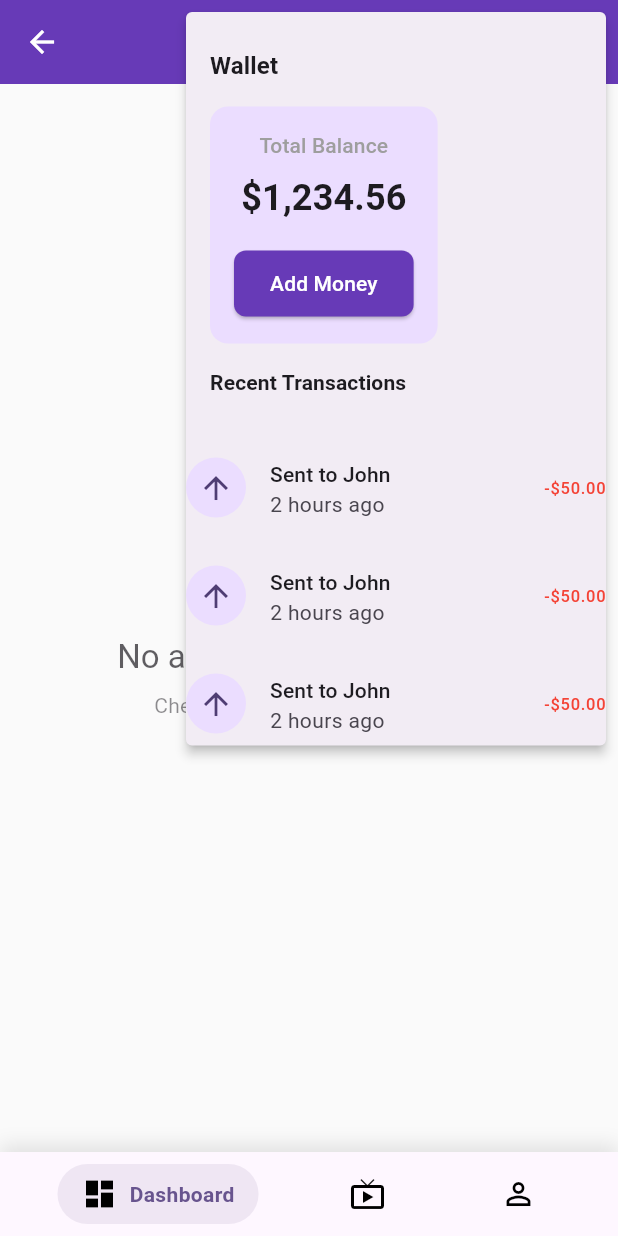
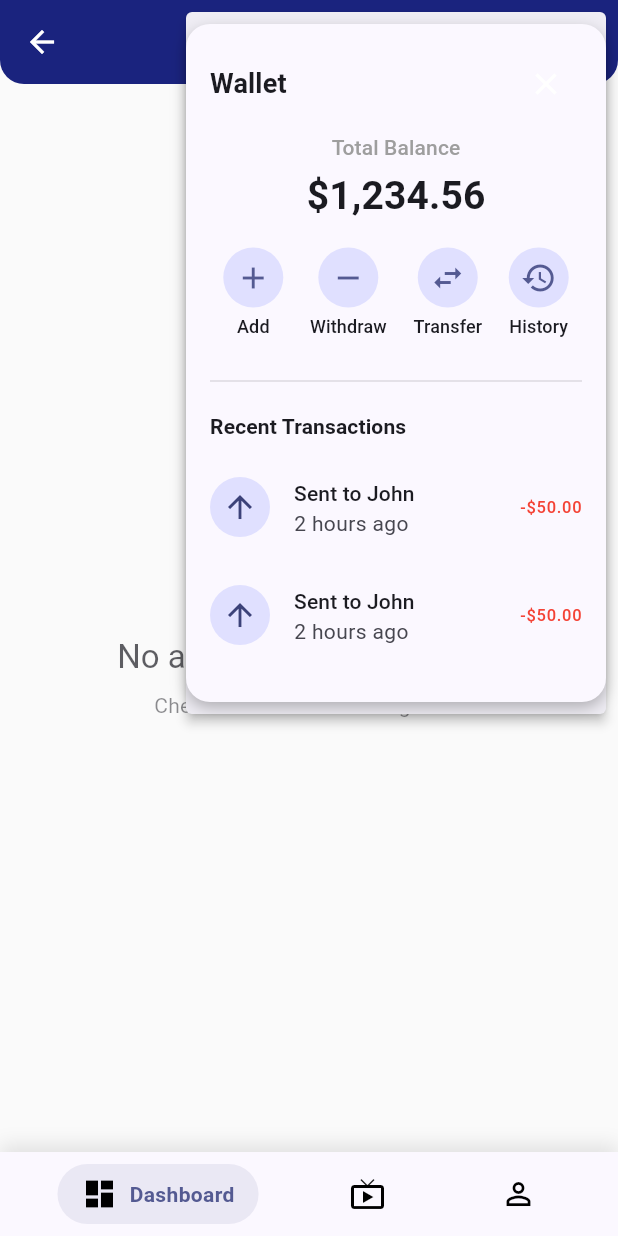
Before and after one commit to roogeprimodio/detriod, a Flutter app: the HomeScreen screen opened by its route, after a tap on the "account balance wallet" icon, on a phone screen of 412 x 824 dp. Run offline on Flutter 3.47's test engine with Material 3 defaults, Android fonts, the phone set to English and light mode, and no system bars; our stand-ins replace cloud_firestore, firebase_auth, firebase_core, firebase_storage, flutter_colorpicker, flutter_local_notifications and 6 more; missing offline and left inert: dart:html, googleapis; accounts and stored records are empty; network calls fail; project files that could hold a hidden picture were left out.

Commit message:
chore: push UI updates (social login, password toggle, wallet popup redesign)

```diff
--- a/lib/core/providers/theme_provider.dart
+++ b/lib/core/providers/theme_provider.dart
@@ -12,75 +12,178 @@ class ThemeProvider with ChangeNotifier {
 
   ThemeData get theme => _isDarkMode ? _darkTheme : _lightTheme;
 
+  // Sophisticated color palette
+  static const _primaryColor = Color(0xFF1A237E); // Deep Indigo
+  static const _secondaryColor = Color(0xFF26A69A); // Teal
+  static const _accentColor = Color(0xFFFFB300); // Amber
+  static const _errorColor = Color(0xFFD32F2F); // Red
+
   static final _lightTheme = ThemeData(
     useMaterial3: true,
     brightness: Brightness.light,
     colorScheme: ColorScheme.fromSeed(
-      seedColor: Colors.deepPurple,
+      seedColor: _primaryColor,
+      secondary: _secondaryColor,
+      error: _errorColor,
       brightness: Brightness.light,
     ),
-    appBarTheme: const AppBarTheme(
+    appBarTheme: AppBarTheme(
       centerTitle: true,
       elevation: 0,
-      backgroundColor: Colors.deepPurple,
+      backgroundColor: _primaryColor,
       foregroundColor: Colors.white,
+      shape: const RoundedRectangleBorder(
+        borderRadius: BorderRadius.vertical(bottom: Radius.circular(16)),
+      ),
+      titleTextStyle: const TextStyle(
+        fontSize: 20,
+        fontWeight: FontWeight.w600,
+        letterSpacing: 0.5,
+      ),
     ),
     cardTheme: CardTheme(
-      elevation: 4,
+      elevation: 2,
+      shadowColor: _primaryColor.withOpacity(0.3),
       shape: RoundedRectangleBorder(
-        borderRadius: BorderRadius.circular(12),
+        borderRadius: BorderRadius.circular(16),
       ),
+      clipBehavior: Clip.antiAlias,
     ),
     elevatedButtonTheme: ElevatedButtonThemeData(
       style: ElevatedButton.styleFrom(
-        backgroundColor: Colors.deepPurple,
+        backgroundColor: _primaryColor,
         foregroundColor: Colors.white,
-        padding: const EdgeInsets.symmetric(horizontal: 24, vertical: 12),
+        padding: const EdgeInsets.symmetric(horizontal: 32, vertical: 16),
+        elevation: 2,
         shape: RoundedRectangleBorder(
-          borderRadius: BorderRadius.circular(8),
+          borderRadius: BorderRadius.circular(12),
+        ),
+        textStyle: const TextStyle(
+          fontSize: 16,
+          fontWeight: FontWeight.w600,
+          letterSpacing: 0.5,
         ),
       ),
     ),
+    textButtonTheme: TextButtonThemeData(
+      style: TextButton.styleFrom(
+        foregroundColor: _primaryColor,
+        textStyle: const TextStyle(
+          fontSize: 16,
+          fontWeight: FontWeight.w600,
+          letterSpacing: 0.5,
+        ),
+      ),
+    ),
+    inputDecorationTheme: InputDecorationTheme(
+      filled: true,
+      fillColor: Colors.grey[100],
+      border: OutlineInputBorder(
+        borderRadius: BorderRadius.circular(12),
+        borderSide: BorderSide.none,
+      ),
+      focusedBorder: OutlineInputBorder(
+        borderRadius: BorderRadius.circular(12),
+        borderSide: BorderSide(color: _primaryColor, width: 2),
+      ),
+      contentPadding: const EdgeInsets.symmetric(horizontal: 20, vertical: 16),
+    ),
     textTheme: const TextTheme(
-      bodyLarge: TextStyle(color: Colors.black87),
-      bodyMedium: TextStyle(color: Colors.black87),
+      displayLarge: TextStyle(color: Colors.black87, fontWeight: FontWeight.w700),
+      displayMedium: TextStyle(color: Colors.black87, fontWeight: FontWeight.w600),
+      bodyLarge: TextStyle(color: Colors.black87, fontSize: 16),
+      bodyMedium: TextStyle(color: Colors.black87, fontSize: 14),
     ),
     scaffoldBackgroundColor: Colors.grey[50],
+    dividerTheme: const DividerThemeData(
+      space: 24,
+      thickness: 1,
+      color: Colors.black12,
+    ),
   );
 
   static final _darkTheme = ThemeData(
     useMaterial3: true,
     brightness: Brightness.dark,
     colorScheme: ColorScheme.fromSeed(
-      seedColor: Colors.deepPurple,
+      seedColor: _primaryColor,
+      secondary: _secondaryColor,
+      error: _errorColor,
       brightness: Brightness.dark,
     ),
     appBarTheme: const AppBarTheme(
       centerTitle: true,
       elevation: 0,
-      backgroundColor: Colors.black,
+      backgroundColor: Color(0xFF121212),
       foregroundColor: Colors.white,
+      shape: RoundedRectangleBorder(
+        borderRadius: BorderRadius.vertical(bottom: Radius.circular(16)),
+      ),
+      titleTextStyle: TextStyle(
+        fontSize: 20,
+        fontWeight: FontWeight.w600,
+        letterSpacing: 0.5,
+      ),
     ),
     cardTheme: CardTheme(
       elevation: 4,
+      shadowColor: Colors.black45,
       shape: RoundedRectangleBorder(
-        borderRadius: BorderRadius.circular(12),
+        borderRadius: BorderRadius.circular(16),
       ),
+      clipBehavior: Clip.antiAlias,
+      color: const Color(0xFF1E1E1E),
     ),
     elevatedButtonTheme: ElevatedButtonThemeData(
       style: ElevatedButton.styleFrom(
-        backgroundColor: Colors.deepPurple,
+        backgroundColor: _secondaryColor,
         foregroundColor: Colors.white,
-        padding: const EdgeInsets.symmetric(horizontal: 24, vertical: 12),
+        padding: const EdgeInsets.symmetric(horizontal: 32, vertical: 16),
+        elevation: 2,
         shape: RoundedRectangleBorder(
-          borderRadius: BorderRadius.circular(8),
+          borderRadius: BorderRadius.circular(12),
+        ),
+        textStyle: const TextStyle(
+          fontSize: 16,
+          fontWeight: FontWeight.w600,
+          letterSpacing: 0.5,
         ),
       ),
     ),
+    textButtonTheme: TextButtonThemeData(
+      style: TextButton.styleFrom(
+        foregroundColor: _secondaryColor,
+        textStyle: const TextStyle(
+          fontSize: 16,
+          fontWeight: FontWeight.w600,
+          letterSpacing: 0.5,
+        ),
+      ),
+    ),
+    inputDecorationTheme: InputDecorationTheme(
+      filled: true,
+      fillColor: const Color(0xFF2A2A2A),
+      border: OutlineInputBorder(
+        borderRadius: BorderRadius.circular(12),
+        borderSide: BorderSide.none,
+      ),
+      focusedBorder: OutlineInputBorder(
+        borderRadius: BorderRadius.circular(12),
+        borderSide: BorderSide(color: _secondaryColor, width: 2),
+      ),
+      contentPadding: const EdgeInsets.symmetric(horizontal: 20, vertical: 16),
+    ),
     textTheme: const TextTheme(
-      bodyLarge: TextStyle(color: Colors.white),
-      bodyMedium: TextStyle(color: Colors.white),
+      displayLarge: TextStyle(color: Colors.white, fontWeight: FontWeight.w700),
+      displayMedium: TextStyle(color: Colors.white, fontWeight: FontWeight.w600),
+      bodyLarge: TextStyle(color: Colors.white70, fontSize: 16),
+      bodyMedium: TextStyle(color: Colors.white70, fontSize: 14),
     ),
-    scaffoldBackgroundColor: Colors.grey[900],
+    scaffoldBackgroundColor: const Color(0xFF121212),
+    dividerTheme: const DividerThemeData(
+      space: 24,
+      thickness: 1,
+      color: Colors.white12,
+    ),
   );
 }
--- a/lib/features/auth/presentation/screens/login_screen.dart
+++ b/lib/features/auth/presentation/screens/login_screen.dart
@@ -17,6 +17,7 @@ class _LoginScreenState extends State<LoginScreen> with SingleTickerProviderStat
   final _passwordController = TextEditingController();
   bool _isLoading = false;
   String? _errorMessage;
+  bool _obscurePassword = true;
   late TabController _tabController;
 
   @override
@@ -287,6 +288,10 @@ class _LoginScreenState extends State<LoginScreen> with SingleTickerProviderStat
                             decoration: InputDecoration(
                               labelText: 'Password',
                               prefixIcon: Icon(Icons.lock_outline, color: colorScheme.primary),
+                              suffixIcon: IconButton(
+                                icon: Icon(_obscurePassword ? Icons.visibility : Icons.visibility_off, color: colorScheme.primary),
+                                onPressed: () => setState(() => _obscurePassword = !_obscurePassword),
+                              ),
                               border: OutlineInputBorder(
                                 borderRadius: BorderRadius.circular(16),
                                 borderSide: BorderSide.none,
@@ -294,7 +299,7 @@ class _LoginScreenState extends State<LoginScreen> with SingleTickerProviderStat
                               filled: true,
                               fillColor: colorScheme.surface,
                             ),
-                            obscureText: true,
+                            obscureText: _obscurePassword,
                             validator: (value) {
                               if (value == null || value.isEmpty) {
                                 return 'Please enter your password';
@@ -376,6 +381,35 @@ class _LoginScreenState extends State<LoginScreen> with SingleTickerProviderStat
                               ),
                             ),
                           ),
+                        const SizedBox(height: 20),
+                        // Social login buttons
+                        SizedBox(
+                          height: 56,
+                          child: OutlinedButton.icon(
+                            onPressed: () {},
+                            icon: Icon(Icons.g_translate, color: colorScheme.onSurface),
+                            label: Text('Continue with Google'),
+                            style: OutlinedButton.styleFrom(
+                              shape: RoundedRectangleBorder(
+                                borderRadius: BorderRadius.circular(16),
+                              ),
+                            ),
+                          ),
+                        ),
+                        const SizedBox(height: 10),
+                        SizedBox(
+                          height: 56,
+                          child: OutlinedButton.icon(
+                            onPressed: () {},
+                            icon: Icon(Icons.facebook, color: Colors.blue),
+                            label: Text('Continue with Facebook'),
+                            style: OutlinedButton.styleFrom(
+                              shape: RoundedRectangleBorder(
+                                borderRadius: BorderRadius.circular(16),
+                              ),
+                            ),
+                          ),
+                        ),
                       ],
                     ),
                   ),
--- a/lib/features/auth/presentation/screens/signup_screen.dart
+++ b/lib/features/auth/presentation/screens/signup_screen.dart
@@ -343,6 +343,36 @@ class _SignUpScreenState extends State<SignUpScreen> {
                             ),
                             const SizedBox(height: 20),
 
+                            // Social signup buttons
+                            SizedBox(
+                              height: 56,
+                              child: OutlinedButton.icon(
+                                onPressed: () {},
+                                icon: Icon(Icons.g_translate, color: colorScheme.onSurface),
+                                label: Text('Sign up with Google'),
+                                style: OutlinedButton.styleFrom(
+                                  shape: RoundedRectangleBorder(
+                                    borderRadius: BorderRadius.circular(16),
+                                  ),
+                                ),
+                              ),
+                            ),
+                            const SizedBox(height: 10),
+                            SizedBox(
+                              height: 56,
+                              child: OutlinedButton.icon(
+                                onPressed: () {},
+                                icon: Icon(Icons.facebook, color: Colors.blue),
+                                label: Text('Sign up with Facebook'),
+                                style: OutlinedButton.styleFrom(
+                                  shape: RoundedRectangleBorder(
+                                    borderRadius: BorderRadius.circular(16),
+                                  ),
+                                ),
+                              ),
+                            ),
+                            const SizedBox(height: 20),
+
                             // Login Link
                             TextButton(
                               onPressed: () => Navigator.of(context).pop(),
--- a/lib/features/home/presentation/widgets/wallet_popup.dart
+++ b/lib/features/home/presentation/widgets/wallet_popup.dart
@@ -2,6 +2,27 @@ import 'package:flutter/material.dart';
 
 class WalletPopup extends StatelessWidget {
   const WalletPopup({super.key});
+
+  Widget _actionButton(BuildContext context, IconData icon, String label, VoidCallback onTap) {
+    final colorScheme = Theme.of(context).colorScheme;
+    return Column(
+      children: [
+        GestureDetector(
+          onTap: onTap,
+          child: Container(
+            padding: const EdgeInsets.all(8),
+            decoration: BoxDecoration(
+              color: colorScheme.primaryContainer,
+              shape: BoxShape.circle,
+            ),
+            child: Icon(icon, color: colorScheme.primary, size: 24),
+          ),
+        ),
+        const SizedBox(height: 4),
+        Text(label, style: const TextStyle(fontSize: 12)),
+      ],
+    );
+  }
 
   @override
   Widget build(BuildContext context) {
@@ -10,88 +31,69 @@ class WalletPopup extends StatelessWidget {
       itemBuilder: (context) => [
         PopupMenuItem(
           padding: EdgeInsets.zero,
-          child: SizedBox(
+          child: Container(
             width: 300,
+            padding: const EdgeInsets.all(16),
+            decoration: BoxDecoration(
+              color: Theme.of(context).cardColor,
+              borderRadius: BorderRadius.circular(16),
+              boxShadow: [
+                BoxShadow(
+                  color: Colors.black26,
+                  blurRadius: 8,
+                  offset: const Offset(0, 4),
+                ),
+              ],
+            ),
             child: Column(
+              mainAxisSize: MainAxisSize.min,
               crossAxisAlignment: CrossAxisAlignment.start,
               children: [
-                Padding(
-                  padding: const EdgeInsets.all(16.0),
-                  child: Column(
-                    crossAxisAlignment: CrossAxisAlignment.start,
+                Row(
+                  mainAxisAlignment: MainAxisAlignment.spaceBetween,
                   children: [
-                      const Text(
-                        'Wallet',
-                        style: TextStyle(
-                          fontWeight: FontWeight.bold,
-                          fontSize: 16,
-                        ),
-                      ),
-                      const SizedBox(height: 16),
-                      Container(
-                        padding: const EdgeInsets.all(16),
-                        decoration: BoxDecoration(
-                          color: Theme.of(context).colorScheme.primaryContainer,
-                          borderRadius: BorderRadius.circular(12),
-                        ),
-                        child: Column(
-                          children: [
-                            const Text(
-                              'Total Balance',
-                              style: TextStyle(
-                                fontSize: 14,
-                                color: Colors.grey,
-                              ),
+                    const Text('Wallet', style: TextStyle(fontSize: 18, fontWeight: FontWeight.bold)),
+                    IconButton(icon: const Icon(Icons.close), onPressed: () => Navigator.of(context).pop()),
+                  ],
                 ),
                 const SizedBox(height: 8),
-                            const Text(
-                              '\$1,234.56',
-                              style: TextStyle(
-                                fontSize: 24,
-                                fontWeight: FontWeight.bold,
-                              ),
-                            ),
-                            const SizedBox(height: 16),
-                            ElevatedButton(
-                              onPressed: () {
-                                // Handle add money action
-                              },
-                              child: const Text('Add Money'),
-                            ),
+                Center(
+                  child: Column(
+                    children: const [
+                      Text('Total Balance', style: TextStyle(fontSize: 14, color: Colors.grey)),
+                      SizedBox(height: 4),
+                      Text('\$1,234.56', style: TextStyle(fontSize: 26, fontWeight: FontWeight.bold)),
                     ],
                   ),
                 ),
                 const SizedBox(height: 16),
-                      const Text(
-                        'Recent Transactions',
-                        style: TextStyle(
-                          fontWeight: FontWeight.bold,
-                        ),
-                      ),
-                      const SizedBox(height: 8),
+                Row(
+                  mainAxisAlignment: MainAxisAlignment.spaceAround,
+                  children: [
+                    _actionButton(context, Icons.add, 'Add', () {}),
+                    _actionButton(context, Icons.remove, 'Withdraw', () {}),
+                    _actionButton(context, Icons.swap_horiz, 'Transfer', () {}),
+                    _actionButton(context, Icons.history, 'History', () {}),
                   ],
                 ),
-                ),
+                const SizedBox(height: 16),
+                const Divider(),
+                const SizedBox(height: 8),
+                const Text('Recent Transactions', style: TextStyle(fontWeight: FontWeight.bold)),
+                const SizedBox(height: 8),
                 SizedBox(
-                  height: 200,
+                  height: 150,
                   child: ListView.builder(
                     itemCount: 3,
-                    itemBuilder: (context, index) {
-                      return ListTile(
+                    itemBuilder: (context, index) => ListTile(
                       leading: CircleAvatar(
                         backgroundColor: Theme.of(context).colorScheme.primaryContainer,
                         child: const Icon(Icons.arrow_upward),
                       ),
                       title: const Text('Sent to John'),
                       subtitle: const Text('2 hours ago'),
-                        trailing: const Text(
-                          '-\$50.00',
-                          style: TextStyle(
-                            color: Colors.red,
+                      trailing: const Text('-\$50.00', style: TextStyle(color: Colors.red)),
                     ),
-                        ),
-                      );
-                    },
                   ),
                 ),
               ],
```
Also changed, not shown: 1 other file. Lines whose indentation alone changed are shown as unchanged.
